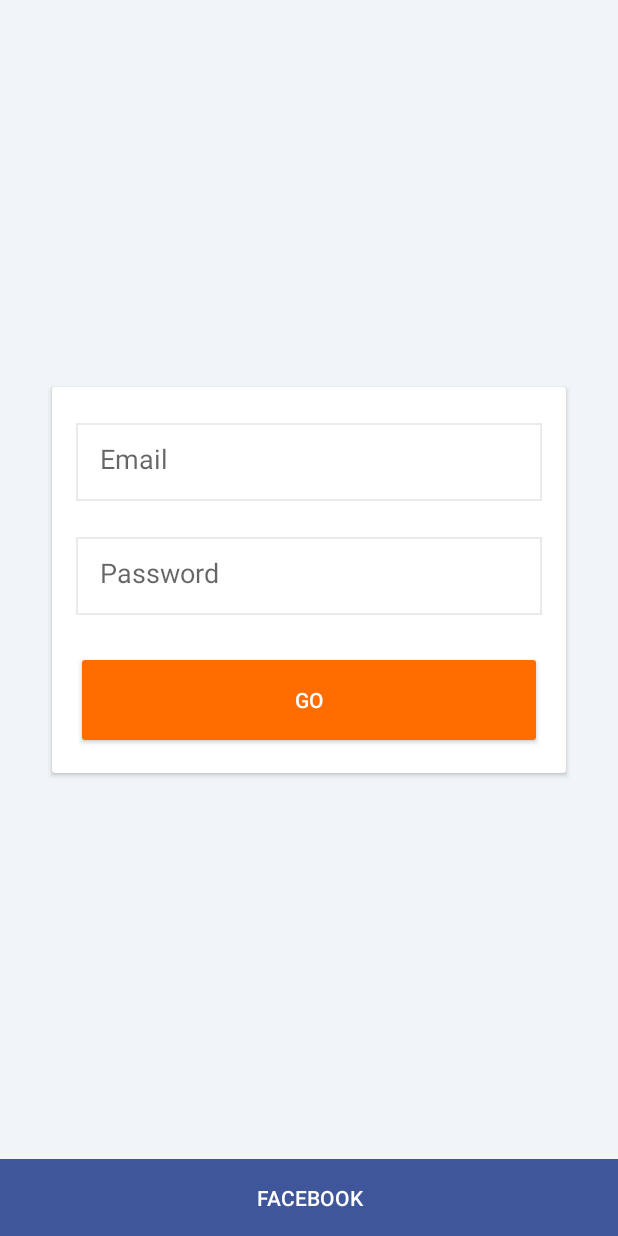
After one commit to goodyim/GoddyAndroid, an Android app: the layout screen_login.xml on its own in the app's theme, with its tools: preview values and no code run, on a phone screen of 412 x 824 dp. The commit adds this screen. Run offline under Robolectric (Android 15) with nearby library versions, the phone set to English and light mode, and no system bars.

Commit message:
Add login layout

```diff
--- /dev/null
+++ b/app/src/main/res/drawable/auth_field_background.xml
@@ -0,0 +1,9 @@
+<?xml version="1.0" encoding="utf-8"?>
+<shape xmlns:android="http://schemas.android.com/apk/res/android">
+
+    <solid android:color="@color/white"/>
+
+    <stroke
+        android:width="1dp"
+        android:color="@color/auth_field_border" />
+</shape>
--- /dev/null
+++ b/app/src/main/res/layout/screen_login.xml
@@ -0,0 +1,93 @@
+<android.support.constraint.ConstraintLayout xmlns:android="http://schemas.android.com/apk/res/android"
+    xmlns:app="http://schemas.android.com/apk/res-auto"
+    xmlns:card_view="http://schemas.android.com/apk/res-auto"
+    android:id="@+id/sign_in_container"
+    android:layout_width="match_parent"
+    android:layout_height="match_parent"
+    android:background="#F1F5F7">
+
+
+    <android.support.v7.widget.AppCompatTextView
+        android:id="@+id/sign_in_facebook"
+        android:layout_width="0dp"
+        android:layout_height="wrap_content"
+        android:background="@color/auth_facebook_background"
+        android:gravity="center"
+        android:paddingBottom="16dp"
+        android:paddingTop="16dp"
+        android:text="@string/facebook"
+        android:textAppearance="@style/TextAppearance.AppCompat.Button"
+        android:textColor="@color/white"
+        app:layout_constraintBottom_toBottomOf="parent"
+        app:layout_constraintLeft_toLeftOf="parent"
+        app:layout_constraintRight_toRightOf="parent" />
+
+    <android.support.v7.widget.CardView
+        android:layout_width="0dp"
+        android:layout_height="wrap_content"
+        android:layout_marginLeft="32dp"
+        android:layout_marginRight="32dp"
+        android:background="@color/auth_cardview_background"
+        app:layout_constraintBottom_toTopOf="@+id/sign_in_facebook"
+        app:layout_constraintLeft_toLeftOf="parent"
+        app:layout_constraintRight_toRightOf="parent"
+        app:layout_constraintTop_toTopOf="parent"
+        card_view:cardElevation="2dp"
+        card_view:cardUseCompatPadding="true">
+
+        <android.support.constraint.ConstraintLayout
+            android:layout_width="match_parent"
+            android:layout_height="match_parent">
+
+
+            <EditText
+                android:id="@+id/sign_in_name"
+                android:layout_width="0dp"
+                android:layout_height="52dp"
+                android:layout_marginEnd="16dp"
+                android:layout_marginLeft="16dp"
+                android:layout_marginRight="16dp"
+                android:layout_marginStart="16dp"
+                android:layout_marginTop="24dp"
+                android:background="@drawable/auth_field_background"
+                android:ems="10"
+                android:hint="@string/email_hint"
+                android:inputType="textEmailAddress"
+                android:padding="16dp"
+                app:layout_constraintHorizontal_bias="0.0"
+                app:layout_constraintLeft_toLeftOf="parent"
+                app:layout_constraintRight_toRightOf="parent"
+                app:layout_constraintTop_toTopOf="parent" />
+
+            <EditText
+                android:id="@+id/sign_in_password"
+                android:layout_width="0dp"
+                android:layout_height="52dp"
+                android:layout_marginTop="24dp"
+                android:background="@drawable/auth_field_background"
+                android:hint="@string/password_hint"
+                android:inputType="textPassword"
+                android:padding="16dp"
+                app:layout_constraintHorizontal_bias="1.0"
+                app:layout_constraintLeft_toLeftOf="@+id/sign_in_name"
+                app:layout_constraintRight_toRightOf="@+id/sign_in_name"
+                app:layout_constraintTop_toBottomOf="@+id/sign_in_name" />
+
+            <android.support.v7.widget.AppCompatButton
+                android:id="@+id/sign_in_submit"
+                android:layout_width="0dp"
+                android:layout_height="65dp"
+                android:layout_marginBottom="16dp"
+                android:layout_marginTop="24dp"
+                android:text="@string/go"
+                android:textColor="@android:color/white"
+                app:backgroundTint="@color/accent"
+                app:layout_constraintBottom_toBottomOf="parent"
+                app:layout_constraintLeft_toLeftOf="@+id/sign_in_password"
+                app:layout_constraintRight_toRightOf="@+id/sign_in_password"
+                app:layout_constraintTop_toBottomOf="@+id/sign_in_password" />
+
+        </android.support.constraint.ConstraintLayout>
+    </android.support.v7.widget.CardView>
+
+</android.support.constraint.ConstraintLayout>
--- a/app/src/main/res/values/colors.xml
+++ b/app/src/main/res/values/colors.xml
@@ -1,9 +1,8 @@
 <?xml version="1.0" encoding="utf-8"?>
 <resources>
-    <color name="primary">#4CAF50</color>
-    <color name="primary_dark">#388E3C</color>
-    <color name="primary_light">#C8E6C9</color>
-    <color name="accent">#FF9800</color>
+    <color name="primary">#388E3C</color>
+    <color name="primary_dark">#2C772F</color>
+    <color name="accent">#FF6D00</color>
     <color name="primary_text">#212121</color>
     <color name="secondary_text">#757575</color>
 
@@ -12,4 +11,8 @@
     <!-- following material guidelines -->
     <color name="divider">#BDBDBD</color>
     <color name="icon">#727272</color>
+
+    <color name="auth_cardview_background">#F7F9F8</color>
+    <color name="auth_field_border">#EAEAEA</color>
+    <color name="auth_facebook_background">#3F569B</color>
 </resources>
--- a/app/src/main/res/values/strings.xml
+++ b/app/src/main/res/values/strings.xml
@@ -8,4 +8,10 @@
     <string name="news_item_more_description">More actions</string>
     <string name="join">Join</string>
 
+    <!--Login and Register-->
+    <string name="go">Go</string>
+    <string name="password_hint">Password</string>
+    <string name="email_hint">Email</string>
+    <string name="facebook">Facebook</string>
+
 </resources>
```
